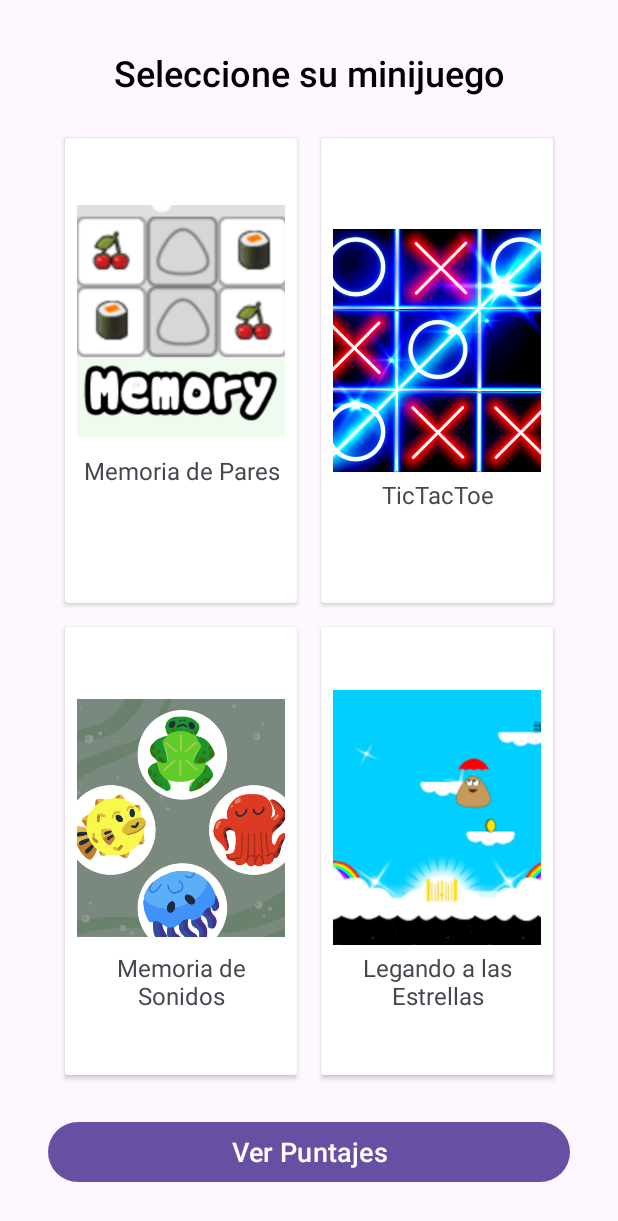
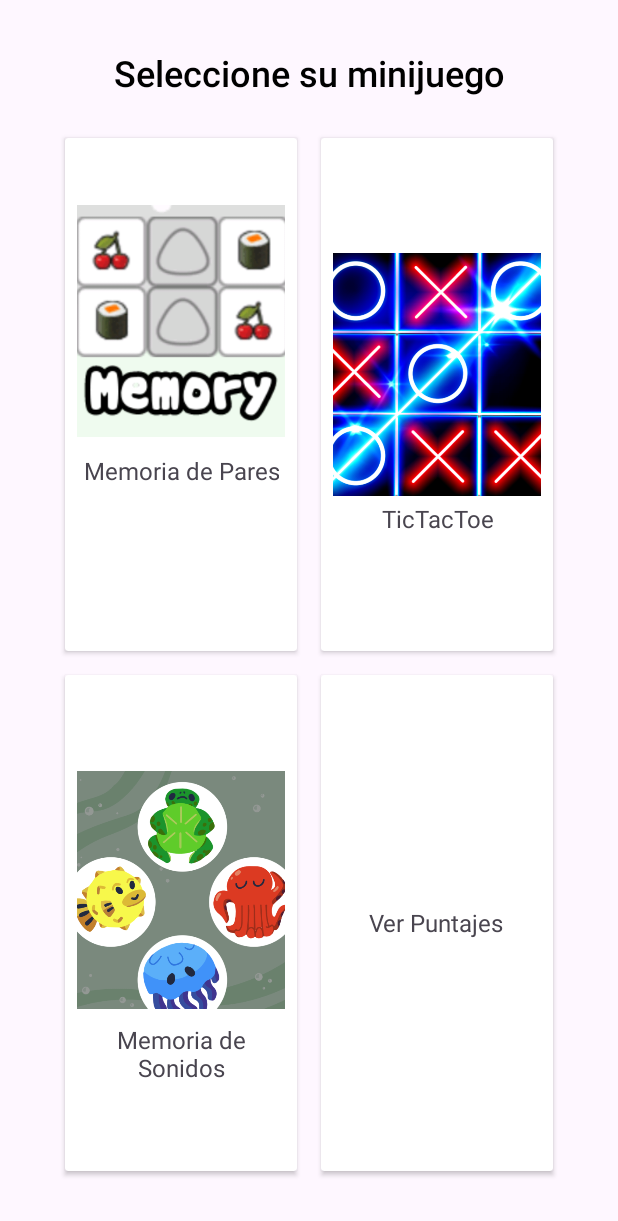
Before and after one commit to kenny109/Proyecto_Final_PDM, an Android app: the screen it shows after launch (MainActivity), on a phone screen of 412 x 824 dp. Shown: the top 1221 px of the screen. Run offline under Robolectric (Android 15) with nearby library versions, the phone set to English and light mode, and no system bars.

Commit message:
arreglando errores y mejorando interfaz

```diff
--- a/app/src/main/java/com/example/minijuegos/GameSelectionFragment.kt
+++ b/app/src/main/java/com/example/minijuegos/GameSelectionFragment.kt
@@ -6,7 +6,6 @@ import android.view.View
 import android.view.ViewGroup
 import androidx.cardview.widget.CardView
 import androidx.fragment.app.Fragment
-import android.widget.Button
 
 class GameSelectionFragment : Fragment() {
 
@@ -25,7 +24,7 @@ class GameSelectionFragment : Fragment() {
         val cardMemoryPairs = view.findViewById<CardView>(R.id.cardMemoryPairs)
         val cardConnectColors = view.findViewById<CardView>(R.id.cardTicTacToe)
         val cardSoundMemory = view.findViewById<CardView>(R.id.cardSoundMemory)
-        val cardReachStars = view.findViewById<CardView>(R.id.cardReachStars)
+        val cardViewHighScores = view.findViewById<CardView>(R.id.cardViewHighScores)
 
         // Configuración de botones de juegos
         cardMemoryPairs.setOnClickListener {
@@ -40,13 +39,8 @@ class GameSelectionFragment : Fragment() {
             navigateToFragment(SoundMemoryFragment())
         }
 
-        cardReachStars.setOnClickListener {
-            navigateToFragment(ReachStarsFragment())
-        }
-
         // Configuración para el botón de puntajes
-        val btnViewHighScores = view.findViewById<Button>(R.id.btnViewHighScores)
-        btnViewHighScores.setOnClickListener {
+        cardViewHighScores.setOnClickListener {
             navigateToFragment(HighScoresFragment()) // Aquí se navega al fragmento de puntajes
         }
     }
@@ -54,7 +48,7 @@ class GameSelectionFragment : Fragment() {
     // Método de navegación (puedes adaptarlo según tu implementación)
     private fun navigateToFragment(fragment: Fragment) {
         requireActivity().supportFragmentManager.beginTransaction()
-            .replace(R.id.fragmentContainer , fragment) // Asumiendo que fragment_container es tu contenedor de fragmentos
+            .replace(R.id.fragmentContainer, fragment) // Asegúrate que fragmentContainer exista en el layout principal
             .addToBackStack(null)
             .commit()
     }
--- a/app/src/main/java/com/example/minijuegos/MemoryPairsFragment.kt
+++ b/app/src/main/java/com/example/minijuegos/MemoryPairsFragment.kt
@@ -105,7 +105,7 @@ class MemoryPairsFragment : Fragment() {
             imageView.setOnClickListener { asignarImagenALaCarta(imageView, index) }
         }
     }
-
+//Asignamos una imagen a las cartas
     private fun asignarImagenALaCarta(image: ImageView, carta: Int) {
         when (cartas[carta]) {
             11 -> image.setImageResource(imagen11)
@@ -143,7 +143,7 @@ class MemoryPairsFragment : Fragment() {
     private fun bloquearCartas() {
         cartasViews.forEach { it.isEnabled = false }
     }
-
+//Funcion para verificar si esta correcto el juego
     private fun comprobarCorrecto() {
         if (primeraCarta == segundaCarta) {
             listOf(primerClick, segundoClick).forEach {
--- a/app/src/main/res/layout/fragment_game_selection.xml
+++ b/app/src/main/res/layout/fragment_game_selection.xml
@@ -134,9 +134,9 @@
             </LinearLayout>
         </androidx.cardview.widget.CardView>
 
-        <!-- Card for Reach the Stars Game -->
+        <!-- Button for High Scores -->
         <androidx.cardview.widget.CardView
-            android:id="@+id/cardReachStars"
+            android:id="@+id/cardViewHighScores"
             android:layout_width="0dp"
             android:layout_height="0dp"
             android:layout_columnWeight="1"
@@ -149,34 +149,16 @@
             <LinearLayout
                 android:layout_width="match_parent"
                 android:layout_height="match_parent"
-                android:orientation="vertical"
-                android:padding="8dp"
-                android:gravity="center">
-
-                <ImageView
-                    android:layout_width="170dp"
-                    android:layout_height="170dp"
-                    android:contentDescription="@string/llegandoalasestrellas"
-                    android:scaleType="centerInside"
-                    android:src="@drawable/llegandoalasestrellas" />
+                android:gravity="center"
+                android:orientation="vertical">
 
                 <TextView
                     android:layout_width="wrap_content"
                     android:layout_height="wrap_content"
-                    android:text="@string/llegandoalasestrellas"
+                    android:text="@string/puntajes"
                     android:textAlignment="center"
-                    android:textSize="16sp"
-                    android:paddingTop="4dp" />
+                    android:textSize="16sp" />
             </LinearLayout>
         </androidx.cardview.widget.CardView>
     </GridLayout>
-
-    <!-- Button to Access High Scores -->
-    <Button
-        android:id="@+id/btnViewHighScores"
-        android:layout_width="match_parent"
-        android:layout_height="wrap_content"
-        android:text="Ver Puntajes"
-        android:textSize="18sp"
-        android:layout_marginTop="16dp" />
 </LinearLayout>
--- a/app/src/main/res/values/strings.xml
+++ b/app/src/main/res/values/strings.xml
@@ -1,6 +1,5 @@
 <resources>
     <string name="app_name">minijuegos</string>
-    <string name="llegandoalasestrellas">Legando a las Estrellas</string>
     <string name="memoriadepares">Memoria de Pares</string>
     <string name="tictactoe">TicTacToe</string>
     <string name="memoriadesonidos">Memoria de Sonidos</string>
@@ -9,5 +8,6 @@
 
     <string name="player1">Player 1</string>
     <string name="player2">Player 2</string>
+    <string name="puntajes">Ver Puntajes</string>
 
 </resources>
```
Also changed, not shown: app/src/main/java/com/example/minijuegos/ReachStarsFragment.kt (deleted, +0 -23 lines), app/src/main/res/layout/fragment_reachstars.xml (deleted, +0 -26 lines).
